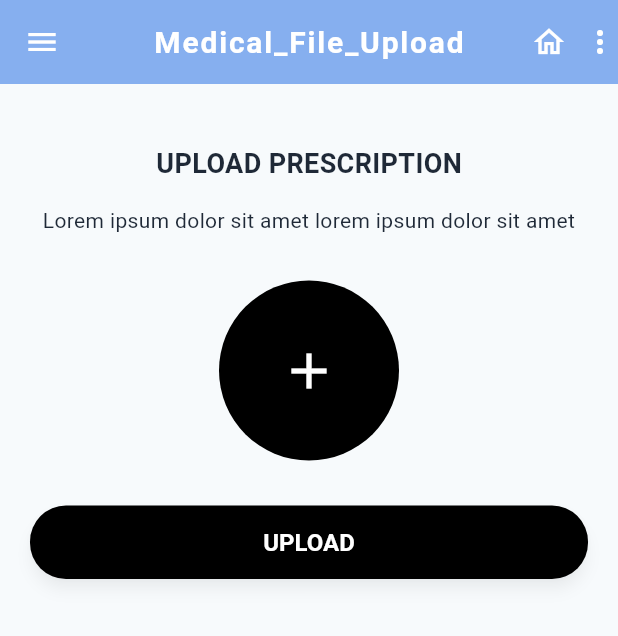
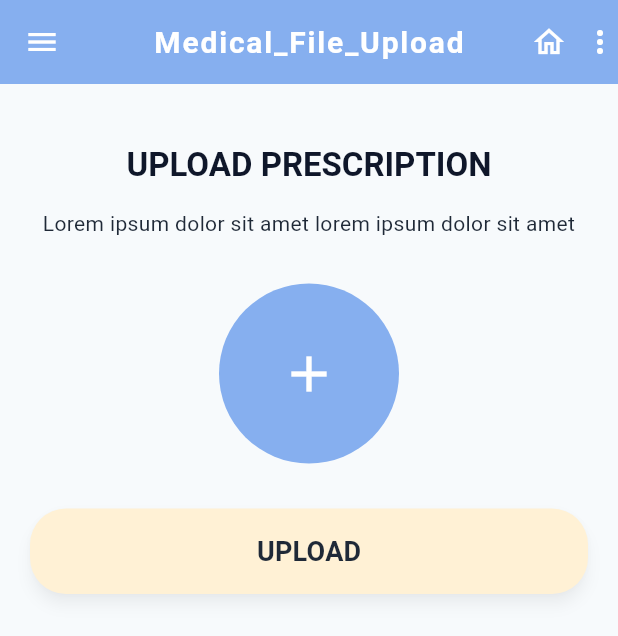
Before and after one commit to G-33-movile-applications/flutter, a Flutter app: the UploadPrescriptionPage screen opened directly, on a phone screen of 412 x 824 dp. Shown: the top 636 px of the screen. Run offline on Flutter 3.47's test engine with Material 3 defaults, Android fonts, the phone set to English and light mode, and no system bars; our stand-ins replace cloud_firestore, file_picker, firebase_auth, firebase_core, geolocator, google_fonts and 1 more; accounts and stored records are empty; Roboto replaces fonts that are missing (Balsamiq Sans, Poetsen One).

Commit message:
PDF2JSON

```diff
--- a/mymeds/lib/routes/app_router.dart
+++ b/mymeds/lib/routes/app_router.dart
@@ -3,7 +3,7 @@ import 'package:mymeds/ui/auth/register_screen.dart';
 import 'package:mymeds/ui/delivery/delivery_screen.dart';
 import '../ui/home/home_screen.dart';
 import '../ui/map/map_screen.dart';
-import '../ui/upload/upload_screen_stub.dart';
+import '../ui/upload/upload_prescription.dart';
 import '../ui/profile/profile_screen_stub.dart';
 import '../ui/auth/login_screen.dart';
 
@@ -39,7 +39,7 @@ class AppRouter {
         );
       case upload:
         return MaterialPageRoute(
-          builder: (_) => const UploadScreenStub(),
+          builder: (_) => const UploadPrescriptionPage(),
           settings: settings,
         );
       case profile:
--- /dev/null
+++ b/mymeds/lib/ui/prescription/upload_prescription.dart
@@ -0,0 +1,79 @@
+import 'package:flutter/material.dart';
+import '../../theme/app_theme.dart';
+import '../upload/widget/upload_prescription_widget.dart';
+import 'package:file_picker/file_picker.dart';
+import 'dart:convert';
+
+
+class UploadPrescriptionPage extends StatefulWidget {
+  const UploadPrescriptionPage({super.key});
+
+  @override
+  State<UploadPrescriptionPage> createState() => _UploadPrescriptionPageState();
+}
+
+class _UploadPrescriptionPageState extends State<UploadPrescriptionPage> {
+  bool isUploading = false;
+
+  Future<void> startUpload() async {
+    setState(() => isUploading = true);
+    try {
+      FilePickerResult? result = await FilePicker.platform.pickFiles(
+        type: FileType.custom,
+        allowedExtensions: ['pdf'],
+      );
+      if (result != null && result.files.single.bytes != null) {
+        // Convertir el archivo PDF a base64 para JSON
+        String base64Pdf = base64Encode(result.files.single.bytes!);
+        Map<String, dynamic> jsonData = {
+          'fileName': result.files.single.name,
+          'fileBytesBase64': base64Pdf,
+        };
+        String jsonString = jsonEncode(jsonData);
+        // jsonString a un backend o guardarlo
+        ScaffoldMessenger.of(context).showSnackBar(
+          const SnackBar(content: Text("PDF convertido a JSON correctamente")),
+        );
+      } else {
+        ScaffoldMessenger.of(context).showSnackBar(
+          const SnackBar(content: Text("No se seleccionó ningún archivo PDF")),
+        );
+      }
+    } catch (e) {
+      ScaffoldMessenger.of(context).showSnackBar(
+        SnackBar(content: Text("Error: $e")),
+      );
+    } finally {
+      if (mounted) setState(() => isUploading = false);
+    }
+  }
+
+  @override
+  Widget build(BuildContext context) {
+    final theme = Theme.of(context);
+    return Scaffold(
+      backgroundColor: AppTheme.scaffoldBackgroundColor,
+      appBar: AppBar(
+        title: Text(
+          "Medical_File_Upload",
+          style: theme.appBarTheme.titleTextStyle,
+        ),
+        backgroundColor: AppTheme.primaryColor,
+        foregroundColor: Colors.white,
+        actions: const [
+          Icon(Icons.home_outlined),
+          SizedBox(width: 10),
+          Icon(Icons.more_vert),
+        ],
+      ),
+      drawer: const Drawer(),
+      body: SingleChildScrollView(
+        padding: const EdgeInsets.all(20),
+        child: UploadPrescriptionWidget(
+          onUpload: startUpload,
+          isUploading: isUploading,
+        ),
+      ),
+    );
+  }
+}
--- a/mymeds/lib/upload_prescription.dart
+++ b/mymeds/lib/ui/upload/upload_prescription.dart
@@ -1,4 +1,5 @@
 import 'package:flutter/material.dart';
+import '../../theme/app_theme.dart';
 
 class UploadPrescriptionPage extends StatefulWidget {
   const UploadPrescriptionPage({super.key});
@@ -32,9 +33,16 @@ class _UploadPrescriptionPageState extends State<UploadPrescriptionPage> {
 
   @override
   Widget build(BuildContext context) {
+    final theme = Theme.of(context);
     return Scaffold(
+      backgroundColor: AppTheme.scaffoldBackgroundColor,
       appBar: AppBar(
-        title: const Text("Medical_File_Upload"),
+        title: Text(
+          "Medical_File_Upload",
+          style: theme.appBarTheme.titleTextStyle,
+        ),
+        backgroundColor: AppTheme.primaryColor,
+        foregroundColor: Colors.white,
         actions: const [
           Icon(Icons.home_outlined),
           SizedBox(width: 10),
@@ -48,17 +56,20 @@ class _UploadPrescriptionPageState extends State<UploadPrescriptionPage> {
           crossAxisAlignment: CrossAxisAlignment.center,
           children: [
             const SizedBox(height: 20),
-            const Text(
+            Text(
               "UPLOAD PRESCRIPTION",
-              style: TextStyle(
-                fontSize: 18,
+              style: theme.textTheme.titleLarge?.copyWith(
+                color: AppTheme.textPrimary,
                 fontWeight: FontWeight.bold,
               ),
             ),
             const SizedBox(height: 15),
-            const Text(
-              "Lorem ipsum dolor sit amet lorem ipsum dolor sit amet",
+            Text(
+              "Selecciona tu archivo de prescripción médica para subirlo y procesarlo.",
               textAlign: TextAlign.center,
+              style: theme.textTheme.bodyMedium?.copyWith(
+                color: AppTheme.textSecondary,
+              ),
             ),
             const SizedBox(height: 30),
 
@@ -75,7 +86,7 @@ class _UploadPrescriptionPageState extends State<UploadPrescriptionPage> {
                   width: 120,
                   height: 120,
                   decoration: const BoxDecoration(
-                    color: Colors.black,
+                    color: AppTheme.primaryColor,
                     shape: BoxShape.circle,
                   ),
                   child: const Center(
@@ -93,11 +104,13 @@ class _UploadPrescriptionPageState extends State<UploadPrescriptionPage> {
                 onPressed: startUpload,
                 style: ElevatedButton.styleFrom(
                   padding: const EdgeInsets.symmetric(vertical: 15),
-                  backgroundColor: Colors.black,
+                  backgroundColor: AppTheme.buttonBackgroundColor,
+                  foregroundColor: AppTheme.buttonTextColor,
+                  textStyle: theme.textTheme.titleMedium,
                 ),
                 child: const Text(
                   "UPLOAD",
-                  style: TextStyle(color: Colors.white),
+                  // El color de texto lo da foregroundColor
                 ),
               ),
             ),
@@ -106,7 +119,7 @@ class _UploadPrescriptionPageState extends State<UploadPrescriptionPage> {
             // Indicador de progreso
             if (isUploading)
               const CircularProgressIndicator(
-                color: Colors.black,
+                color: AppTheme.primaryColor,
                 strokeWidth: 3,
               ),
           ],
--- /dev/null
+++ b/mymeds/lib/ui/upload/widget/upload_prescription_widget.dart
@@ -0,0 +1,85 @@
+import 'package:flutter/material.dart';
+import '../../../theme/app_theme.dart';
+
+class UploadPrescriptionWidget extends StatefulWidget {
+  final void Function()? onUpload;
+  final bool isUploading;
+  const UploadPrescriptionWidget({super.key, this.onUpload, this.isUploading = false});
+
+  @override
+  State<UploadPrescriptionWidget> createState() => _UploadPrescriptionWidgetState();
+}
+
+class _UploadPrescriptionWidgetState extends State<UploadPrescriptionWidget> {
+  @override
+  Widget build(BuildContext context) {
+    final theme = Theme.of(context);
+    return Column(
+      crossAxisAlignment: CrossAxisAlignment.center,
+      children: [
+        const SizedBox(height: 20),
+        Text(
+          "UPLOAD PRESCRIPTION",
+          style: theme.textTheme.titleLarge?.copyWith(
+            color: AppTheme.textPrimary,
+            fontWeight: FontWeight.bold,
+          ),
+        ),
+        const SizedBox(height: 15),
+        Text(
+          "Lorem ipsum dolor sit amet lorem ipsum dolor sit amet",
+          textAlign: TextAlign.center,
+          style: theme.textTheme.bodyMedium?.copyWith(
+            color: AppTheme.textSecondary,
+          ),
+        ),
+        const SizedBox(height: 30),
+        // Botón circular para seleccionar archivo
+        Center(
+          child: InkWell(
+            onTap: () {
+              ScaffoldMessenger.of(context).showSnackBar(
+                const SnackBar(content: Text("Seleccionar archivo")),
+              );
+            },
+            child: Container(
+              width: 120,
+              height: 120,
+              decoration: const BoxDecoration(
+                color: AppTheme.primaryColor,
+                shape: BoxShape.circle,
+              ),
+              child: const Center(
+                child: Icon(Icons.add, color: Colors.white, size: 40),
+              ),
+            ),
+          ),
+        ),
+        const SizedBox(height: 30),
+        // Botón rectangular para subir
+        SizedBox(
+          width: double.infinity,
+          child: ElevatedButton(
+            onPressed: widget.onUpload,
+            style: ElevatedButton.styleFrom(
+              padding: const EdgeInsets.symmetric(vertical: 15),
+              backgroundColor: AppTheme.buttonBackgroundColor,
+              foregroundColor: AppTheme.buttonTextColor,
+              textStyle: theme.textTheme.titleMedium,
+            ),
+            child: const Text(
+              "UPLOAD",
+            ),
+          ),
+        ),
+        const SizedBox(height: 30),
+        // Indicador de progreso
+        if (widget.isUploading)
+          const CircularProgressIndicator(
+            color: AppTheme.primaryColor,
+            strokeWidth: 3,
+          ),
+      ],
+    );
+  }
+}
```
Also changed, not shown: mymeds/lib/register.dart (deleted, +0 -149 lines), mymeds/lib/ui/upload/upload_screen_stub.dart (deleted, +0 -62 lines), mymeds/pubspec.yaml (+4 -3 lines), mymeds/pubspec.lock, 1 other file.
